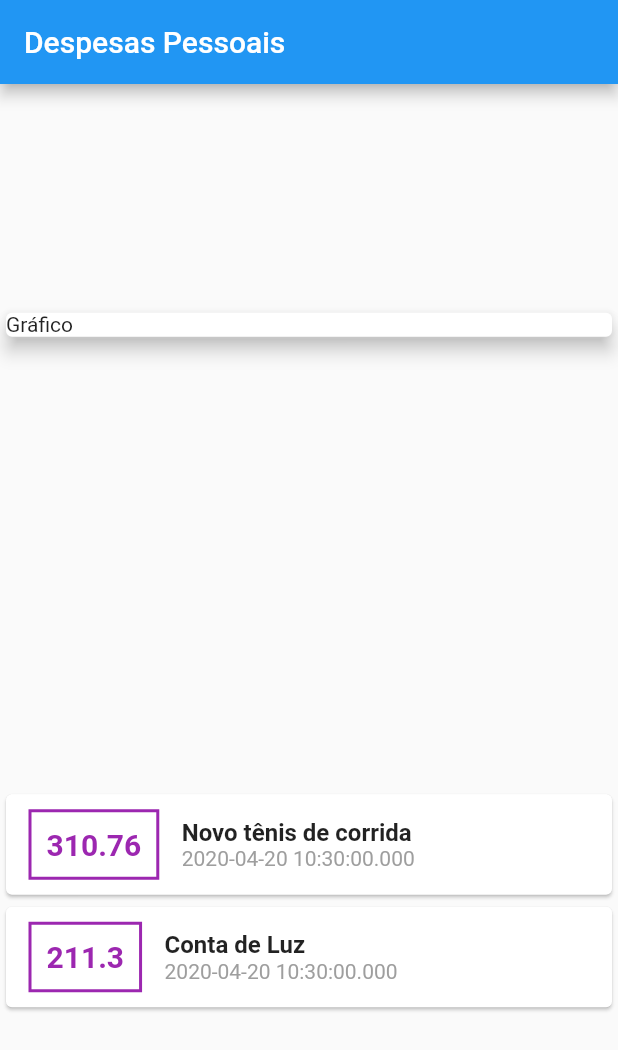
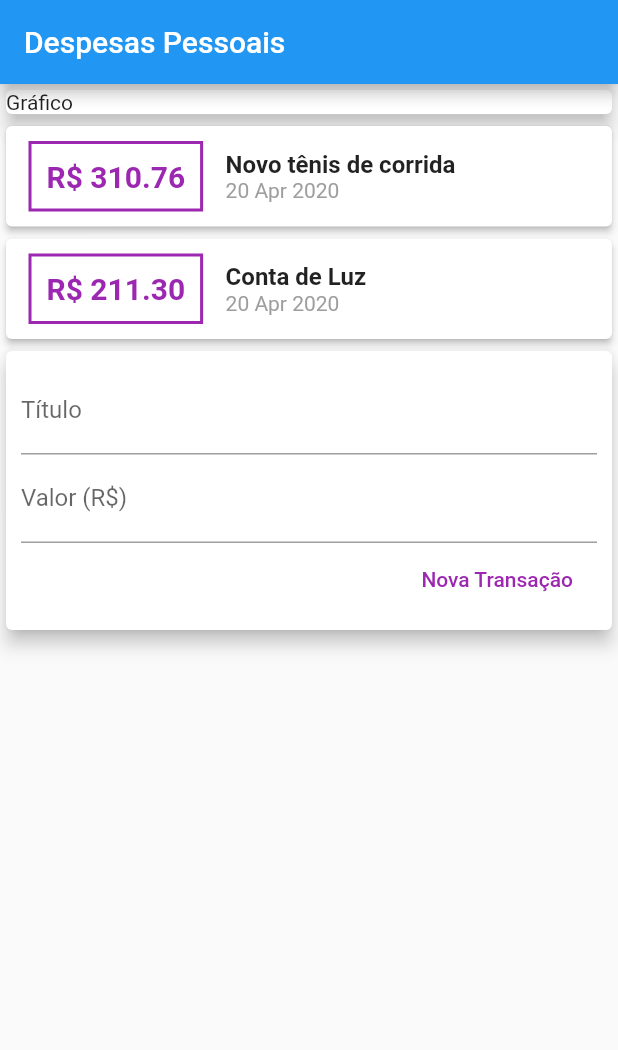
Before and after one commit to fabiokreis/flutter-expenses, a Flutter app: the screen it shows after launch, on a phone screen of 412 x 824 dp. Shown: the top 1050 px of the screen. Run offline on Flutter 3.47's test engine with Material 2 defaults, Android fonts, the phone set to English and light mode, and no system bars.

Commit message:
Adding components

```diff
--- /dev/null
+++ b/lib/components/transaction_form.dart
@@ -0,0 +1,46 @@
+import 'package:flutter/material.dart';
+
+class TransactionForm extends StatelessWidget {
+
+  final titleController = TextEditingController();
+  final valueController = TextEditingController();
+
+  @override
+  Widget build(BuildContext context) {
+    return Card(
+      elevation: 5,
+      child: Padding(
+        padding: const EdgeInsets.all(10),
+        child: Column(
+          children: <Widget>[
+            TextField(
+              controller: titleController,
+              decoration: InputDecoration(
+                labelText: 'Título',
+              ),
+            ),
+            TextField(
+              controller: valueController,
+              decoration: InputDecoration(
+                labelText: 'Valor (R\$)',
+              ),
+            ),
+            Row(
+              mainAxisAlignment: MainAxisAlignment.end,
+              children: <Widget>[
+                FlatButton(
+                  onPressed: () {
+                    print(titleController.text);
+                    print(valueController.text);
+                  },
+                  child: Text('Nova Transação'),
+                  textColor: Colors.purple,
+                ),
+              ],
+            )
+          ],
+        ),
+      ),
+    );
+  }
+}
--- /dev/null
+++ b/lib/components/transaction_list.dart
@@ -0,0 +1,62 @@
+import 'package:expenses/models/transaction.dart';
+import 'package:flutter/material.dart';
+import 'package:intl/intl.dart';
+
+class TransactionList extends StatelessWidget {
+  final List<Transaction> transactions;
+
+  TransactionList(this.transactions);
+
+  @override
+  Widget build(BuildContext context) {
+    return Column(
+      children: transactions.map((tr) {
+        return Card(
+          elevation: 2,
+          child: Row(
+            children: <Widget>[
+              Container(
+                margin: EdgeInsets.symmetric(
+                  horizontal: 15,
+                  vertical: 10,
+                ),
+                decoration: BoxDecoration(
+                  border: Border.all(
+                    color: Colors.purple,
+                    width: 2,
+                  ),
+                ),
+                padding: EdgeInsets.all(10),
+                child: Text(
+                  'R\$ ${tr.value.toStringAsFixed(2)}',
+                  style: TextStyle(
+                      fontWeight: FontWeight.bold,
+                      fontSize: 20,
+                      color: Colors.purple),
+                ),
+              ),
+              Column(
+                crossAxisAlignment: CrossAxisAlignment.start,
+                children: <Widget>[
+                  Text(
+                    tr.title,
+                    style: TextStyle(
+                      fontSize: 16,
+                      fontWeight: FontWeight.bold,
+                    ),
+                  ),
+                  Text(
+                    DateFormat('d MMM y').format(tr.date),
+                    style: TextStyle(
+                      color: Colors.grey,
+                    ),
+                  ),
+                ],
+              )
+            ],
+          ),
+        );
+      }).toList(),
+    );
+  }
+}
--- /dev/null
+++ b/lib/components/transaction_user.dart
@@ -0,0 +1,36 @@
+import 'package:expenses/models/transaction.dart';
+import 'package:flutter/material.dart';
+import 'transaction_form.dart';
+import 'transaction_list.dart';
+
+class TransactionUser extends StatefulWidget {
+  @override
+  _TransactionUserState createState() => _TransactionUserState();
+}
+
+class _TransactionUserState extends State<TransactionUser> {
+  final _transactions = [
+    Transaction(
+      id: 't1',
+      title: 'Novo tênis de corrida',
+      value: 310.76,
+      date: DateTime.now(),
+    ),
+    Transaction(
+      id: 't2',
+      title: 'Conta de Luz',
+      value: 211.30,
+      date: DateTime.now(),
+    ),
+  ];
+
+  @override
+  Widget build(BuildContext context) {
+    return Column(
+      children: <Widget>[
+        TransactionList(_transactions),
+        TransactionForm(),
+      ],
+    );
+  }
+}
--- a/lib/main.dart
+++ b/lib/main.dart
@@ -1,4 +1,4 @@
-import 'package:expenses/models/transaction.dart';
+import 'package:expenses/components/transaction_user.dart';
 import 'package:flutter/material.dart';
 
 main() => runApp(ExpensesApp());
@@ -11,16 +11,6 @@ class ExpensesApp extends StatelessWidget {
 }
 
 class MyHomePage extends StatelessWidget {
-  final _transactions = [
-    Transaction(
-        id: 't1',
-        title: 'Novo tênis de corrida',
-        value: 310.76,
-        date: DateTime.now()),
-    Transaction(
-        id: 't2', title: 'Conta de Luz', value: 211.30, date: DateTime.now()),
-  ];
-
   @override
   Widget build(BuildContext context) {
     return Scaffold(
@@ -28,7 +18,6 @@ class MyHomePage extends StatelessWidget {
         title: Text('Despesas Pessoais'),
       ),
       body: Column(
-        mainAxisAlignment: MainAxisAlignment.spaceAround,
         crossAxisAlignment: CrossAxisAlignment.stretch,
         children: <Widget>[
           Container(
@@ -37,54 +26,7 @@ class MyHomePage extends StatelessWidget {
               elevation: 5,
             ),
           ),
-          Column(
-            children: _transactions.map((tr) {
-              return Card(
-                child: Row(
-                  children: <Widget>[
-                    Container(
-                      margin: EdgeInsets.symmetric(
-                        horizontal: 15,
-                        vertical: 10,
-                      ),
-                      decoration: BoxDecoration(
-                        border: Border.all(
-                          color: Colors.purple,
-                          width: 2,
-                        ),
-                      ),
-                      padding: EdgeInsets.all(10),
-                      child: Text(
-                        tr.value.toString(),
-                        style: TextStyle(
-                            fontWeight: FontWeight.bold,
-                            fontSize: 20,
-                            color: Colors.purple),
-                      ),
-                    ),
-                    Column(
-                      crossAxisAlignment: CrossAxisAlignment.start,
-                      children: <Widget>[
-                        Text(
-                          tr.title,
-                          style: TextStyle(
-                            fontSize: 16,
-                            fontWeight: FontWeight.bold,
-                          ),
-                        ),
-                        Text(
-                          tr.date.toString(),
-                          style: TextStyle(
-                            color: Colors.grey,
-                          ),
-                        ),
-                      ],
-                    )
-                  ],
-                ),
-              );
-            }).toList(),
-          ),
+          TransactionUser(),
         ],
       ),
     );
--- a/pubspec.yaml
+++ b/pubspec.yaml
@@ -19,6 +19,7 @@ environment:
 dependencies:
   flutter:
     sdk: flutter
+  intl: 0.16.1
 
   # The following adds the Cupertino Icons font to your application.
   # Use with the CupertinoIcons class for iOS style icons.
```
